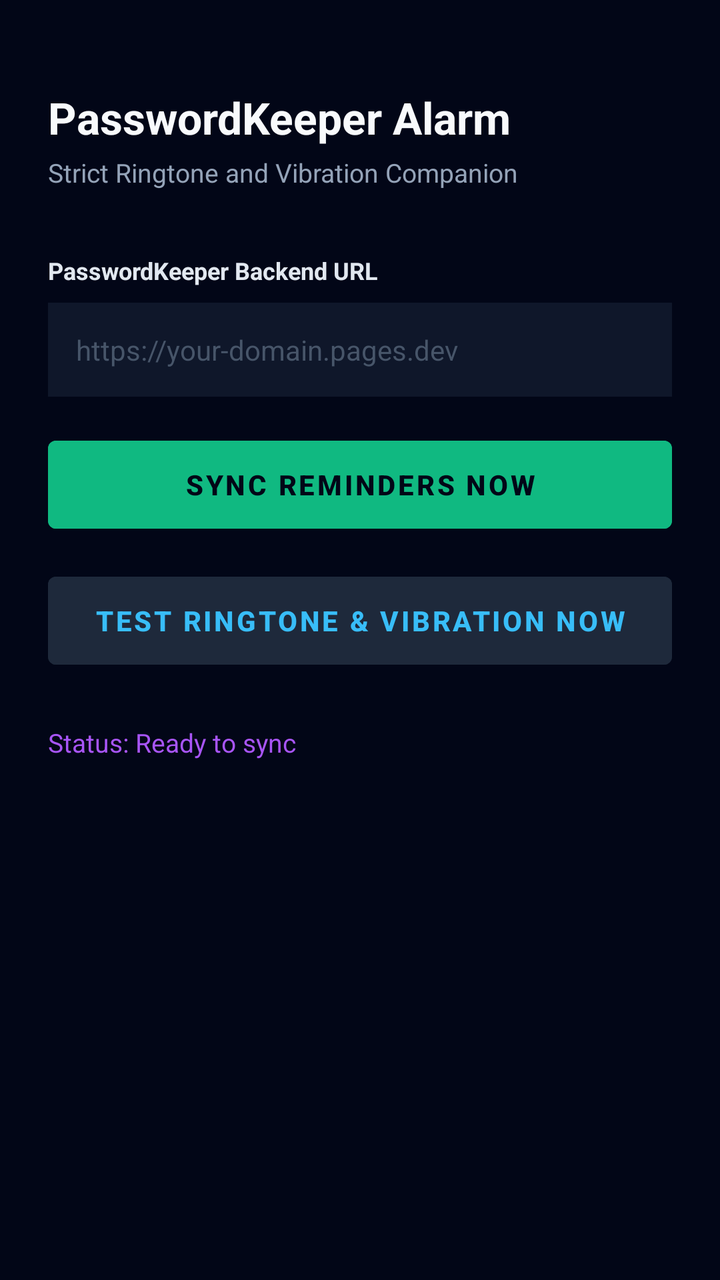
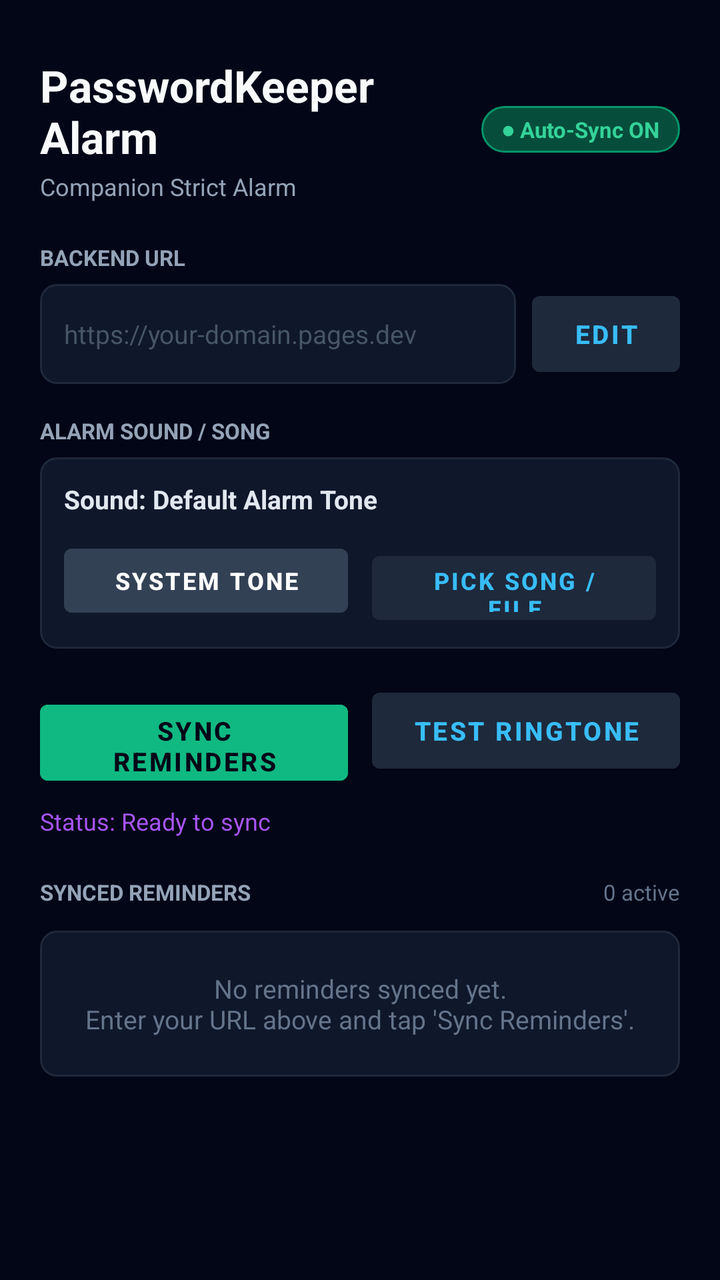

Screens rendered from an Android XML layout before and after an edit, with the pre-edit source and the edit as a unified diff.
<!-- AndroidManifest.xml: application theme Theme.PasswordKeeperAlarm -->
<!-- res/layout/activity_main.xml -->
<?xml version="1.0" encoding="utf-8"?>
<LinearLayout xmlns:android="http://schemas.android.com/apk/res/android"
    android:layout_width="match_parent"
    android:layout_height="match_parent"
    android:background="#020617"
    android:orientation="vertical"
    android:padding="24dp">

    <TextView
        android:layout_width="wrap_content"
        android:layout_height="wrap_content"
        android:layout_marginTop="20dp"
        android:text="PasswordKeeper Alarm"
        android:textColor="#F8FAFC"
        android:textSize="22sp"
        android:textStyle="bold" />

    <TextView
        android:layout_width="wrap_content"
        android:layout_height="wrap_content"
        android:layout_marginTop="4dp"
        android:text="Strict Ringtone and Vibration Companion"
        android:textColor="#94A3B8"
        android:textSize="13sp" />

    <TextView
        android:layout_width="wrap_content"
        android:layout_height="wrap_content"
        android:layout_marginTop="32dp"
        android:text="PasswordKeeper Backend URL"
        android:textColor="#E2E8F0"
        android:textSize="12sp"
        android:textStyle="bold" />

    <EditText
        android:id="@+id/etBackendUrl"
        android:layout_width="match_parent"
        android:layout_height="wrap_content"
        android:layout_marginTop="8dp"
        android:background="#0F172A"
        android:hint="https://your-domain.pages.dev"
        android:inputType="textUri"
        android:padding="14dp"
        android:textColor="#FFFFFF"
        android:textColorHint="#475569"
        android:textSize="14sp" />

    <Button
        android:id="@+id/btnSyncReminders"
        android:layout_width="match_parent"
        android:layout_height="56dp"
        android:layout_marginTop="16dp"
        android:backgroundTint="#10B981"
        android:text="Sync Reminders Now"
        android:textColor="#020617"
        android:textStyle="bold" />

    <Button
        android:id="@+id/btnTestAlarm"
        android:layout_width="match_parent"
        android:layout_height="56dp"
        android:layout_marginTop="12dp"
        android:backgroundTint="#1E293B"
        android:text="Test Ringtone &amp; Vibration Now"
        android:textColor="#38BDF8"
        android:textStyle="bold" />

    <TextView
        android:id="@+id/tvStatus"
        android:layout_width="match_parent"
        android:layout_height="wrap_content"
        android:layout_marginTop="24dp"
        android:lineSpacingExtra="4dp"
        android:text="Status: Ready to sync"
        android:textColor="#A855F7"
        android:textSize="13sp" />

</LinearLayout>
<!-- resources referenced by this layout -->
<resources>
  <style name="Theme.PasswordKeeperAlarm" parent="Theme.MaterialComponents.DayNight.NoActionBar">
          <item name="android:statusBarColor">#020617</item>
          <item name="android:navigationBarColor">#020617</item>
      </style>
</resources>

<!-- the commit's change to res/layout/activity_main.xml (unified diff, before → after) -->
@@ -1,78 +1,264 @@
 <?xml version="1.0" encoding="utf-8"?>
-<LinearLayout xmlns:android="http://schemas.android.com/apk/res/android"
+<ScrollView xmlns:android="http://schemas.android.com/apk/res/android"
     android:layout_width="match_parent"
     android:layout_height="match_parent"
     android:background="#020617"
-    android:orientation="vertical"
-    android:padding="24dp">
-
-    <TextView
-        android:layout_width="wrap_content"
-        android:layout_height="wrap_content"
-        android:layout_marginTop="20dp"
-        android:text="PasswordKeeper Alarm"
-        android:textColor="#F8FAFC"
-        android:textSize="22sp"
-        android:textStyle="bold" />
-
-    <TextView
-        android:layout_width="wrap_content"
-        android:layout_height="wrap_content"
-        android:layout_marginTop="4dp"
-        android:text="Strict Ringtone and Vibration Companion"
-        android:textColor="#94A3B8"
-        android:textSize="13sp" />
-
-    <TextView
-        android:layout_width="wrap_content"
-        android:layout_height="wrap_content"
-        android:layout_marginTop="32dp"
-        android:text="PasswordKeeper Backend URL"
-        android:textColor="#E2E8F0"
-        android:textSize="12sp"
-        android:textStyle="bold" />
-
-    <EditText
-        android:id="@+id/etBackendUrl"
+    android:fillViewport="true">
+
+    <LinearLayout
         android:layout_width="match_parent"
         android:layout_height="wrap_content"
-        android:layout_marginTop="8dp"
-        android:background="#0F172A"
-        android:hint="https://your-domain.pages.dev"
-        android:inputType="textUri"
-        android:padding="14dp"
-        android:textColor="#FFFFFF"
-        android:textColorHint="#475569"
-        android:textSize="14sp" />
-
-    <Button
-        android:id="@+id/btnSyncReminders"
-        android:layout_width="match_parent"
-        android:layout_height="56dp"
-        android:layout_marginTop="16dp"
-        android:backgroundTint="#10B981"
-        android:text="Sync Reminders Now"
-        android:textColor="#020617"
-        android:textStyle="bold" />
-
-    <Button
-        android:id="@+id/btnTestAlarm"
-        android:layout_width="match_parent"
-        android:layout_height="56dp"
-        android:layout_marginTop="12dp"
-        android:backgroundTint="#1E293B"
-        android:text="Test Ringtone &amp; Vibration Now"
-        android:textColor="#38BDF8"
-        android:textStyle="bold" />
-
-    <TextView
-        android:id="@+id/tvStatus"
-        android:layout_width="match_parent"
-        android:layout_height="wrap_content"
-        android:layout_marginTop="24dp"
-        android:lineSpacingExtra="4dp"
-        android:text="Status: Ready to sync"
-        android:textColor="#A855F7"
-        android:textSize="13sp" />
-
-</LinearLayout>
+        android:orientation="vertical"
+        android:padding="20dp">
+
+        
+        <LinearLayout
+            android:layout_width="match_parent"
+            android:layout_height="wrap_content"
+            android:layout_marginTop="8dp"
+            android:gravity="center_vertical"
+            android:orientation="horizontal">
+
+            <LinearLayout
+                android:layout_width="0dp"
+                android:layout_height="wrap_content"
+                android:layout_weight="1"
+                android:orientation="vertical">
+
+                <TextView
+                    android:layout_width="wrap_content"
+                    android:layout_height="wrap_content"
+                    android:text="PasswordKeeper Alarm"
+                    android:textColor="#F8FAFC"
+                    android:textSize="22sp"
+                    android:textStyle="bold" />
+
+                <TextView
+                    android:layout_width="wrap_content"
+                    android:layout_height="wrap_content"
+                    android:layout_marginTop="2dp"
+                    android:text="Companion Strict Alarm"
+                    android:textColor="#94A3B8"
+                    android:textSize="12sp" />
+
+            </LinearLayout>
+
+            <TextView
+                android:id="@+id/tvAutoSyncBadge"
+                android:layout_width="wrap_content"
+                android:layout_height="wrap_content"
+                android:background="@drawable/bg_badge_active"
+                android:paddingHorizontal="10dp"
+                android:paddingVertical="4dp"
+                android:text="● Auto-Sync ON"
+                android:textColor="#34D399"
+                android:textSize="11sp"
+                android:textStyle="bold" />
+
+        </LinearLayout>
+
+        
+        <TextView
+            android:layout_width="wrap_content"
+            android:layout_height="wrap_content"
+            android:layout_marginTop="20dp"
+            android:text="BACKEND URL"
+            android:textColor="#94A3B8"
+            android:textSize="11sp"
+            android:textStyle="bold" />
+
+        <LinearLayout
+            android:layout_width="match_parent"
+            android:layout_height="wrap_content"
+            android:layout_marginTop="6dp"
+            android:gravity="center_vertical"
+            android:orientation="horizontal">
+
+            <EditText
+                android:id="@+id/etBackendUrl"
+                android:layout_width="0dp"
+                android:layout_height="50dp"
+                android:layout_weight="1"
+                android:background="@drawable/bg_reminder_item"
+                android:hint="https://your-domain.pages.dev"
+                android:inputType="textUri"
+                android:paddingHorizontal="12dp"
+                android:textColor="#FFFFFF"
+                android:textColorHint="#475569"
+                android:textSize="13sp" />
+
+            <Button
+                android:id="@+id/btnEditUrl"
+                android:layout_width="74dp"
+                android:layout_height="50dp"
+                android:layout_marginStart="8dp"
+                android:backgroundTint="#1E293B"
+                android:padding="0dp"
+                android:text="Edit"
+                android:textColor="#38BDF8"
+                android:textSize="13sp"
+                android:textStyle="bold" />
+
+        </LinearLayout>
+
+        
+        <TextView
+            android:layout_width="wrap_content"
+            android:layout_height="wrap_content"
+            android:layout_marginTop="16dp"
+            android:text="ALARM SOUND / SONG"
+            android:textColor="#94A3B8"
+            android:textSize="11sp"
+            android:textStyle="bold" />
+
+        <LinearLayout
+            android:layout_width="match_parent"
+            android:layout_height="wrap_content"
+            android:layout_marginTop="6dp"
+            android:background="@drawable/bg_reminder_item"
+            android:orientation="vertical"
+            android:padding="12dp">
+
+            <TextView
+                android:id="@+id/tvSelectedRingtone"
+                android:layout_width="match_parent"
+                android:layout_height="wrap_content"
+                android:ellipsize="end"
+                android:maxLines="1"
+                android:text="Sound: Default Alarm Tone"
+                android:textColor="#E2E8F0"
+                android:textSize="13sp"
+                android:textStyle="bold" />
+
+            <LinearLayout
+                android:layout_width="match_parent"
+                android:layout_height="wrap_content"
+                android:layout_marginTop="10dp"
+                android:orientation="horizontal">
+
+                <Button
+                    android:id="@+id/btnChooseSystemRingtone"
+                    android:layout_width="0dp"
+                    android:layout_height="44dp"
+                    android:layout_marginEnd="6dp"
+                    android:layout_weight="1"
+                    android:backgroundTint="#334155"
+                    android:text="System Tone"
+                    android:textColor="#FFFFFF"
+                    android:textSize="12sp"
+                    android:textStyle="bold" />
+
+                <Button
+                    android:id="@+id/btnChooseMusicFile"
+                    android:layout_width="0dp"
+                    android:layout_height="44dp"
+                    android:layout_marginStart="6dp"
+                    android:layout_weight="1"
+                    android:backgroundTint="#1E293B"
+                    android:text="Pick Song / File"
+                    android:textColor="#38BDF8"
+                    android:textSize="12sp"
+                    android:textStyle="bold" />
+
+            </LinearLayout>
+
+        </LinearLayout>
+
+        
+        <LinearLayout
+            android:layout_width="match_parent"
+            android:layout_height="wrap_content"
+            android:layout_marginTop="16dp"
+            android:orientation="horizontal">
+
+            <Button
+                android:id="@+id/btnSyncReminders"
+                android:layout_width="0dp"
+                android:layout_height="50dp"
+                android:layout_marginEnd="6dp"
+                android:layout_weight="1"
+                android:backgroundTint="#10B981"
+                android:text="Sync Reminders"
+                android:textColor="#020617"
+                android:textSize="13sp"
+                android:textStyle="bold" />
+
+            <Button
+                android:id="@+id/btnTestAlarm"
+                android:layout_width="0dp"
+                android:layout_height="50dp"
+                android:layout_marginStart="6dp"
+                android:layout_weight="1"
+                android:backgroundTint="#1E293B"
+                android:text="Test Ringtone"
+                android:textColor="#38BDF8"
+                android:textSize="13sp"
+                android:textStyle="bold" />
+
+        </LinearLayout>
+
+        
+        <TextView
+            android:id="@+id/tvStatus"
+            android:layout_width="match_parent"
+            android:layout_height="wrap_content"
+            android:layout_marginTop="12dp"
+            android:lineSpacingExtra="3dp"
+            android:text="Status: Ready to sync"
+            android:textColor="#A855F7"
+            android:textSize="12sp" />
+
+        
+        <LinearLayout
+            android:layout_width="match_parent"
+            android:layout_height="wrap_content"
+            android:layout_marginTop="20dp"
+            android:gravity="center_vertical"
+            android:orientation="horizontal">
+
+            <TextView
+                android:id="@+id/tvRemindersHeader"
+                android:layout_width="0dp"
+                android:layout_height="wrap_content"
+                android:layout_weight="1"
+                android:text="SYNCED REMINDERS"
+                android:textColor="#94A3B8"
+                android:textSize="11sp"
+                android:textStyle="bold" />
+
+            <TextView
+                android:id="@+id/tvRemindersCount"
+                android:layout_width="wrap_content"
+                android:layout_height="wrap_content"
+                android:text="0 active"
+                android:textColor="#64748B"
+                android:textSize="11sp" />
+
+        </LinearLayout>
+
+        
+        <TextView
+            android:id="@+id/tvEmptyReminders"
+            android:layout_width="match_parent"
+            android:layout_height="wrap_content"
+            android:layout_marginTop="12dp"
+            android:background="@drawable/bg_reminder_item"
+            android:gravity="center"
+            android:padding="20dp"
+            android:text="No reminders synced yet.\nEnter your URL above and tap 'Sync Reminders'."
+            android:textColor="#64748B"
+            android:textSize="13sp"
+            android:visibility="visible" />
+
+        
+        <androidx.recyclerview.widget.RecyclerView
+            android:id="@+id/rvReminders"
+            android:layout_width="match_parent"
+            android:layout_height="wrap_content"
+            android:layout_marginTop="8dp"
+            android:nestedScrollingEnabled="false"
+            android:visibility="gone" />
+
+    </LinearLayout>
+
+</ScrollView>
<!-- resource entries referenced after the edit -->
@@ -1,5 +1,25 @@
 <!-- resources referenced by this layout -->
 <resources>
+  <!-- drawable bg_badge_active (drawable) -->
+  <?xml version="1.0" encoding="utf-8"?>
+  <shape xmlns:android="http://schemas.android.com/apk/res/android"
+      android:shape="rectangle">
+      <solid android:color="#064E3B" />
+      <stroke
+          android:width="1dp"
+          android:color="#059669" />
+      <corners android:radius="12dp" />
+  </shape>
+  <!-- drawable bg_reminder_item (drawable) -->
+  <?xml version="1.0" encoding="utf-8"?>
+  <shape xmlns:android="http://schemas.android.com/apk/res/android"
+      android:shape="rectangle">
+      <solid android:color="#0F172A" />
+      <stroke
+          android:width="1dp"
+          android:color="#1E293B" />
+      <corners android:radius="8dp" />
+  </shape>
   <style name="Theme.PasswordKeeperAlarm" parent="Theme.MaterialComponents.DayNight.NoActionBar">
           <item name="android:statusBarColor">#020617</item>
           <item name="android:navigationBarColor">#020617</item>
